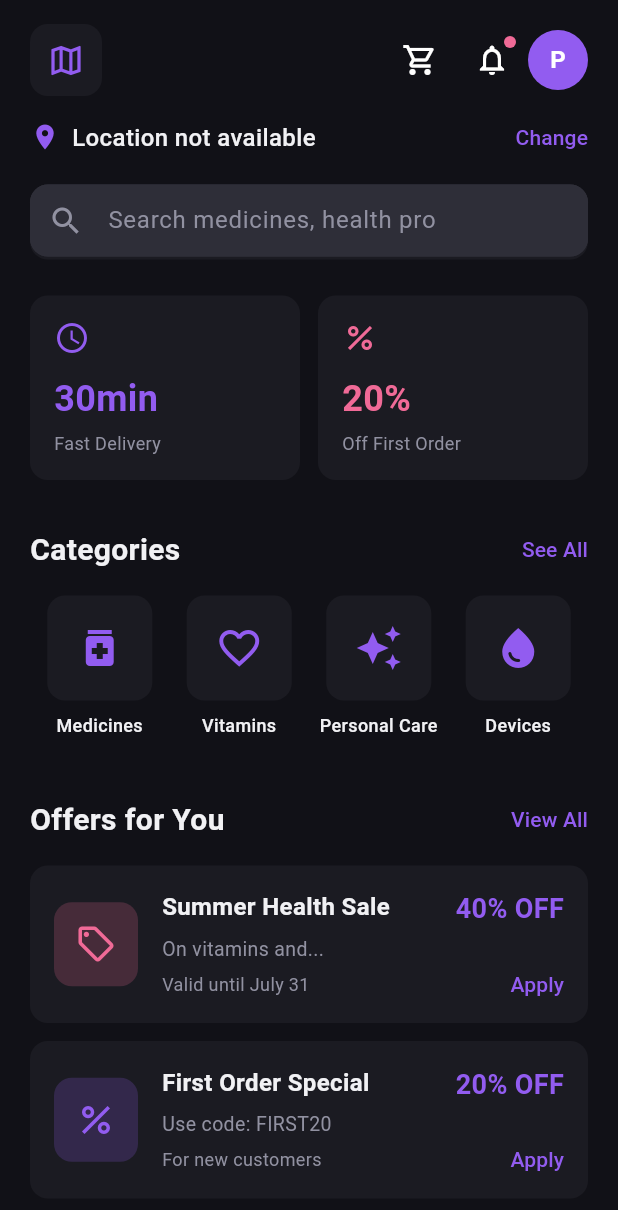
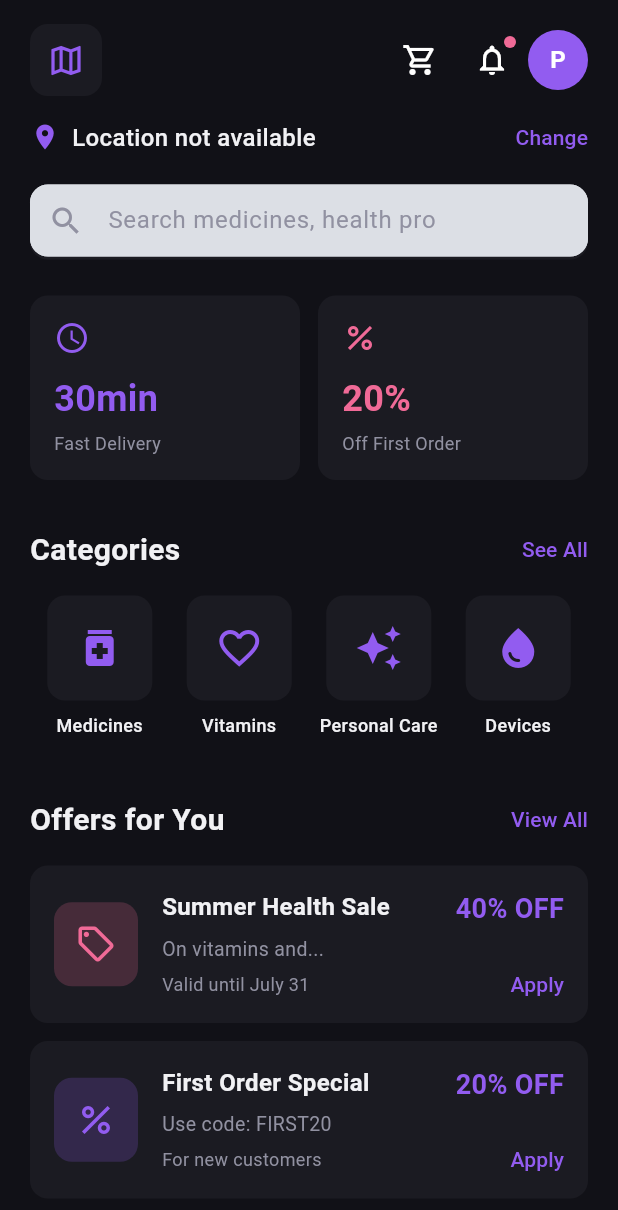
Before and after one commit to PeterBotros/Blitzora, a Flutter app: the HomePage screen opened by its route, on a phone screen of 412 x 824 dp. Shown: the top 1210 px of the screen. Run offline on Flutter 3.47's test engine with Material 3 defaults, Android fonts, the light colour scheme and no system bars; our stand-ins replace dartz, dio, equatable, flutter_bloc, flutter_map, geolocator and 2 more; network calls fail.

Commit message:
make it run in phone

```diff
--- a/front-end/lib/core/constants/app_constants.dart
+++ b/front-end/lib/core/constants/app_constants.dart
@@ -1,9 +1,15 @@
 /// Application-wide constants
 class AppConstants {
   // API
-  // For Android emulator use 10.0.2.2, for iOS simulator use localhost, for Windows use localhost
-  // Change to 'http://localhost:8001/api/v1' when running on Windows desktop or iOS simulator
-  static const String baseUrl = 'http://10.0.2.2:8001/api/v1';
+  // Override at run time with:
+  // flutter run --dart-define=API_BASE_URL=http://<YOUR_PC_LAN_IP>:8001/api/v1
+  // Examples:
+  // - Android emulator: http://10.0.2.2:8001/api/v1
+  // - Real Android device: http://192.168.x.x:8001/api/v1 (your PC LAN IP)
+  static const String baseUrl = String.fromEnvironment(
+    'API_BASE_URL',
+    defaultValue: 'http://192.168.1.8:8001/api/v1',
+  );
   static const Duration connectionTimeout = Duration(seconds: 30);
   static const Duration receiveTimeout = Duration(seconds: 30);
 
--- a/front-end/lib/features/home/services/location_service.dart
+++ b/front-end/lib/features/home/services/location_service.dart
@@ -1,11 +1,10 @@
 import 'dart:convert';
 import 'package:http/http.dart' as http;
+import '../../../core/constants/app_constants.dart';
 
 /// Service for fetching location data from the backend
 class LocationService {
-  // For Android emulator use 10.0.2.2; adjust host/port for your setup
-  // Include API prefix
-  static const String backendBaseUrl = 'http://10.0.2.2:8001/api/v1';
+  static const String backendBaseUrl = AppConstants.baseUrl;
 
   /// Get the first pharmacy location from the database
   /// Returns the address string, or null if not found
--- a/front-end/lib/features/map/services/pharmacy_service.dart
+++ b/front-end/lib/features/map/services/pharmacy_service.dart
@@ -2,6 +2,7 @@ import 'dart:convert';
 import 'dart:math' as math;
 import 'package:http/http.dart' as http;
 import 'package:latlong2/latlong.dart';
+import '../../../core/constants/app_constants.dart';
 import '../models/pharmacy_marker.dart';
 
 /// Service for fetching nearby pharmacies
@@ -9,9 +10,7 @@ import '../models/pharmacy_marker.dart';
 class PharmacyService {
   // Set to true to use backend API (DB data), false for Overpass API
   static const bool useBackendAPI = true;
-  // For Android emulator use 10.0.2.2; adjust host/port for your setup
-  // Include API prefix
-  static const String backendBaseUrl = 'http://10.0.2.2:8001/api/v1';
+  static const String backendBaseUrl = AppConstants.baseUrl;
 
   /// Get nearby pharmacies
   ///
--- a/front-end/lib/main.dart
+++ b/front-end/lib/main.dart
@@ -19,7 +19,7 @@ class MyApp extends StatelessWidget {
       title: 'Blitzora',
       theme: AppTheme.lightTheme,
       darkTheme: AppTheme.darkTheme,
-      themeMode: ThemeMode.dark, // Set to dark to match the design
+      themeMode: ThemeMode.light, // Set to dark to match the design
       debugShowCheckedModeBanner: false,
       initialRoute: AppRoutes.login, // Start with auth page
       onGenerateRoute: RouteGenerator.generateRoute,
```
Also changed, not shown: 1 other file.
